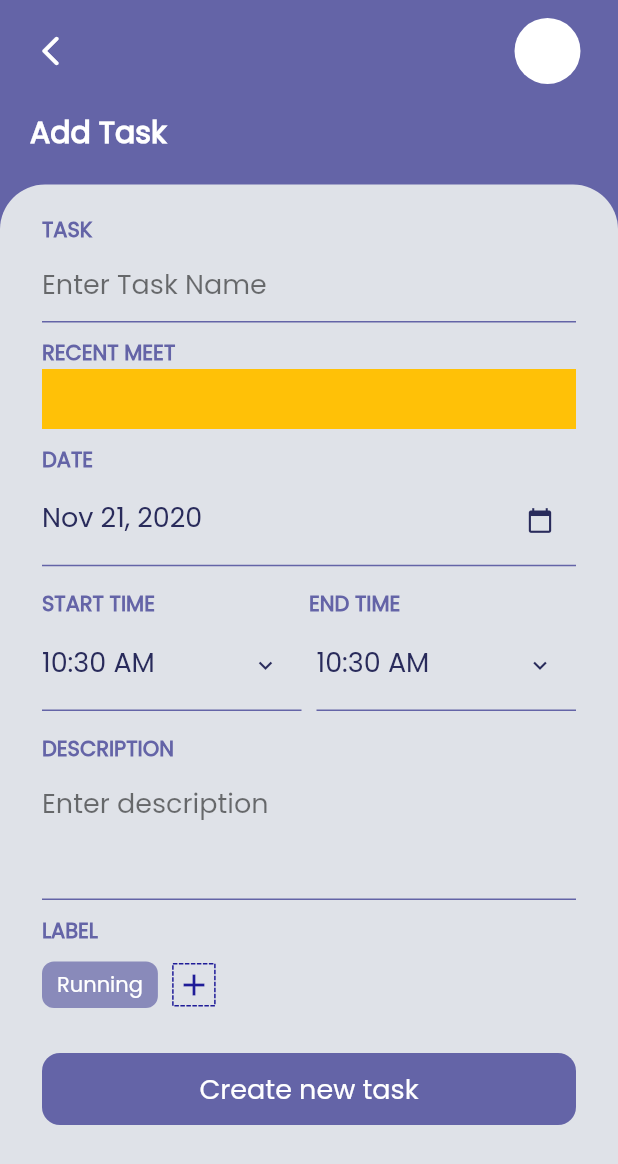
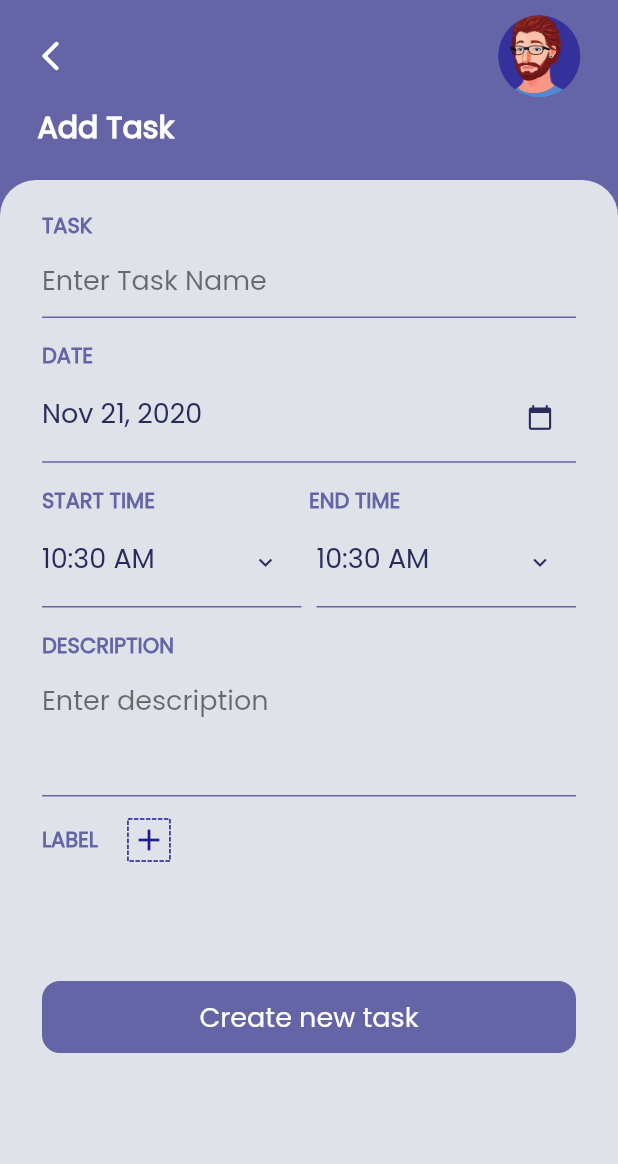
Before and after one commit to SurajLad/TaskDiary-Flutter, a Flutter app: the screen it shows after launch, after a tap on "Add Task", on a phone screen of 412 x 824 dp. Shown: the top 1164 px of the screen. Run offline on Flutter 3.47's test engine with Material 2 defaults, Android fonts, the phone set to English and light mode, and no system bars; drawn by our look-alikes of dotted_border; our stand-ins replace flutter_colorpicker, get, hive; accounts and stored records are empty; generated files the repository leaves out were written again.

Commit message:
bug fixes | add task done

```diff
--- a/lib/model/hive/label.dart
+++ b/lib/model/hive/label.dart
@@ -1,4 +1,3 @@
-import 'package:flutter/material.dart';
 import 'package:hive/hive.dart';
 
 part 'label.g.dart';
@@ -9,7 +8,7 @@ class Label extends HiveObject {
   String name;
 
   @HiveField(1)
-  Color color;
+  int color;
 
   Label({this.name, this.color});
 }
--- a/lib/model/task_controller.dart
+++ b/lib/model/task_controller.dart
@@ -1,22 +1,48 @@
 import 'package:flutter/cupertino.dart';
 import 'package:get/get.dart';
+import 'package:xno_taskapp/helpers/layout_helper.dart';
 
 class TaskController extends GetxController {
   final TextEditingController taskNameController = TextEditingController();
   final TextEditingController taskDescriptionController =
       TextEditingController();
 
+  List<bool> selectedLabelList = [];
+
   var selectedDate = DateTime.now().obs;
   var selectedStartTime = DateTime.now().obs;
   var selectedEndTime = DateTime.now().obs;
+  String label;
+
+  void updateSelectedList(int index, bool action) {
+    for (int i = 0; i < selectedLabelList.length; i++) {
+      selectedLabelList[i] = false;
+    }
+    selectedLabelList[index] = action;
+
+    update();
+  }
 
   @override
   void onInit() {
+    selectedLabelList.clear();
+    for (int i = 0; i < LayoutHelper.instance.labelList.length; i++) {
+      selectedLabelList.add(false);
+    }
     super.onInit();
+  }
+
+  void clearSelectedListAndInit() {
+    selectedLabelList.clear();
+    for (int i = 0; i < LayoutHelper.instance.labelList.length; i++) {
+      selectedLabelList.add(false);
+    }
+    update();
   }
 
   @override
   void onClose() {
+    selectedLabelList.clear();
     super.onClose();
   }
 }
--- a/lib/ui/add_task.dart
+++ b/lib/ui/add_task.dart
@@ -32,7 +32,7 @@ class AddTaskPage extends StatelessWidget {
             children: [
               buildAppBar(context),
               Container(
-                margin: const EdgeInsets.only(top: 15, bottom: 20, left: 20),
+                margin: const EdgeInsets.only(top: 5, bottom: 20, left: 25),
                 child: Text(
                   "Add Task",
                   style: largeBoldTxt.copyWith(color: Colors.white),
@@ -44,8 +44,8 @@ class AddTaskPage extends StatelessWidget {
                 padding: const EdgeInsets.only(left: 28, right: 28),
                 decoration: BoxDecoration(
                   borderRadius: BorderRadius.only(
-                    topLeft: Radius.circular(30),
-                    topRight: Radius.circular(30),
+                    topLeft: Radius.circular(24),
+                    topRight: Radius.circular(24),
                   ),
                   color: AppConstants.appBackgroundColor,
                 ),
@@ -57,35 +57,12 @@ class AddTaskPage extends StatelessWidget {
                       children: [
                         const SizedBox(height: 20),
                         buildFieldTItle(title: "TASK"),
-                        Container(
-                          decoration: BoxDecoration(
-                            color: Colors.grey[250],
-                            borderRadius: BorderRadius.circular(12),
-                          ),
-                          child: TextFormField(
-                            controller: taskController.taskNameController,
-                            cursorColor: AppConstants.appThemeColor,
-                            decoration: InputDecoration(
-                              hintText: "Enter Task Name",
-                              hintStyle: medTxt.copyWith(color: Colors.black54),
-                              enabledBorder: UnderlineInputBorder(
-                                borderSide: BorderSide(
-                                    color: AppConstants.fontTitleColor),
-                              ),
-                              focusedBorder: UnderlineInputBorder(
-                                borderSide: BorderSide(
-                                    color: AppConstants.fontTitleColor),
-                              ),
-                            ),
-                          ),
+                        CustomTextField(
+                          controller: taskController.taskNameController,
+                          hintText: "Enter Task Name",
+                          maxLines: 1,
                         ),
-                        const SizedBox(height: 10),
-                        buildFieldTItle(title: "RECENT MEET"),
-                        Container(
-                          color: Colors.amber,
-                          height: 40,
-                        ),
-                        const SizedBox(height: 10),
+                        const SizedBox(height: 15),
                         buildFieldTItle(title: "DATE"),
                         InkWell(
                           onTap: () {
@@ -117,38 +94,16 @@ class AddTaskPage extends StatelessWidget {
                         buildTimingWidgets(context, controller),
                         const SizedBox(height: 15),
                         buildFieldTItle(title: "DESCRIPTION"),
-                        Container(
-                          decoration: BoxDecoration(
-                            color: Colors.red[950],
-                            borderRadius: BorderRadius.circular(12),
-                          ),
-                          child: TextFormField(
-                            controller:
-                                taskController.taskDescriptionController,
-                            maxLines: 3,
-                            cursorColor: AppConstants.appThemeColor,
-                            decoration: InputDecoration(
-                              hintText: "Enter description",
-                              hintStyle: medTxt.copyWith(color: Colors.black54),
-                              border: InputBorder.none,
-                              enabledBorder: UnderlineInputBorder(
-                                borderSide: BorderSide(
-                                    color: AppConstants.fontTitleColor),
-                              ),
-                              focusedBorder: UnderlineInputBorder(
-                                borderSide: BorderSide(
-                                    color: AppConstants.fontTitleColor),
-                              ),
-                            ),
-                          ),
+                        CustomTextField(
+                          controller: taskController.taskDescriptionController,
+                          maxLines: 3,
+                          hintText: "Enter description",
                         ),
-                        const SizedBox(height: 10),
-                        buildFieldTItle(title: "LABEL"),
-                        const SizedBox(height: 10),
+                        const SizedBox(height: 15),
                         Row(
                           children: [
-                            LabelWidget(label: "Running"),
-                            const SizedBox(width: 10),
+                            buildFieldTItle(title: "LABEL"),
+                            const SizedBox(width: 20),
                             InkWell(
                               onTap: () {
                                 showModalBottomSheet(
@@ -174,9 +129,56 @@ class AddTaskPage extends StatelessWidget {
                             ),
                           ],
                         ),
+                        const SizedBox(height: 20),
+                        Container(
+                          width: LayoutHelper.instance.width,
+                          height: 30,
+                          child: ListView.builder(
+                            shrinkWrap: true,
+                            scrollDirection: Axis.horizontal,
+                            itemCount: LayoutHelper.instance.labelList.length,
+                            itemBuilder: (context, index) {
+                              return InkWell(
+                                splashColor: Colors.red,
+                                onTap: () {
+                                  if (taskController.selectedLabelList[index]) {
+                                    taskController.updateSelectedList(
+                                        index, false);
+                                  } else {
+                                    taskController.updateSelectedList(
+                                        index, true);
+                                    taskController.label = LayoutHelper
+                                        .instance.labelList
+                                        .get(index)
+                                        .name;
+                                  }
+                                },
+                                child: Container(
+                                  margin: const EdgeInsets.only(right: 8),
+                                  child: ColorFiltered(
+                                    colorFilter: ColorFilter.mode(
+                                      taskController.selectedLabelList[index]
+                                          ? Colors.white
+                                          : Colors.transparent,
+                                      BlendMode.saturation,
+                                    ),
+                                    child: LabelWidget(
+                                      label: LayoutHelper.instance.labelList
+                                          .get(index)
+                                          .name,
+                                      color: LayoutHelper.instance.labelList
+                                          .get(index)
+                                          .color,
+                                    ),
+                                  ),
+                                ),
+                              );
+                            },
+                          ),
+                        ),
                         const SizedBox(height: 30),
                         CustomButton(
-                          color: Color(0xFF6464A7),
+                          color: const Color(0xFF6464A7),
                           onTap: () {
                             Task task = Task(
                               user: null,
@@ -186,11 +188,11 @@ class AddTaskPage extends StatelessWidget {
                               date: taskController.selectedDate.value,
                               startTime: taskController.selectedStartTime.value,
                               endTime: taskController.selectedEndTime.value,
+                              statusTag: taskController.label,
                             );
                             LayoutHelper.instance.taskList.add(task);
                           },
                         ),
-                        const SizedBox(height: 5),
                       ],
                     );
                   },
@@ -223,11 +225,21 @@ class AddTaskPage extends StatelessWidget {
           style: medBoldTxt,
         ),
         const SizedBox(height: 15),
-        BlockPicker(
-          pickerColor: Color(0xff443a49),
-          onColorChanged: (Color color) {
-            selectedLabelColor = color;
-          },
+        Container(
+          height: 150,
+          child: BlockPicker(
+            itemBuilder: (color, isCurrentColor, changeColor) => Container(
+              margin: const EdgeInsets.all(6),
+              decoration: BoxDecoration(
+                shape: BoxShape.rectangle,
+                color: color,
+              ),
+            ),
+            pickerColor: Color(0xff443a49),
+            onColorChanged: (Color color) {
+              selectedLabelColor = color;
+            },
+          ),
         ),
         const SizedBox(height: 15),
         FlatButton(
@@ -235,17 +247,18 @@ class AddTaskPage extends StatelessWidget {
           height: 40,
           child: Text(
             "Add Label",
-            style: medBoldTxt,
+            style: medBoldTxt.copyWith(color: Colors.white),
           ),
-          color: AppConstants.appBackgroundColor,
+          color: AppConstants.appThemeColor.withOpacity(0.7),
           shape: RoundedRectangleBorder(borderRadius: BorderRadius.circular(8)),
           onPressed: () {
             if (labelcontroller.text.isNotEmpty && selectedLabelColor != null) {
               Label label = Label(
                 name: labelcontroller.text,
-                color: selectedLabelColor,
+                color: selectedLabelColor.value,
               );
               LayoutHelper.instance.labelList.add(label);
+              taskController.clearSelectedListAndInit();
               Navigator.pop(Get.context);
             }
           },
@@ -333,10 +346,7 @@ class AddTaskPage extends StatelessWidget {
               color: Colors.white,
             ),
           ),
-          CircleAvatar(
-            backgroundColor: Colors.white,
-            radius: 22,
-          ),
+          buildUserProfile(),
         ],
       ),
     );
@@ -480,4 +490,21 @@ class AddTaskPage extends StatelessWidget {
       style: regularBoldTxt.copyWith(color: AppConstants.fontTitleColor),
     );
   }
+
+  Widget buildUserProfile() {
+    return ClipOval(
+      child: Container(
+        width: 55,
+        height: 55,
+        decoration: BoxDecoration(
+            color: AppConstants.appThemeColor.withOpacity(0.7),
+            shape: BoxShape.circle,
+            image: DecorationImage(
+                fit: BoxFit.contain,
+                image: AssetImage(
+                  'assets/avatars/male_01.png',
+                ))),
+      ),
+    );
+  }
 }
--- a/lib/ui/home_page.dart
+++ b/lib/ui/home_page.dart
@@ -103,50 +103,50 @@ class _HomePageState extends State<HomePage>
       );
     }
   }
-//   TabBarView _getTabBarView() {
-//     return TabBarView(
-//       physics: NeverScrollableScrollPhysics(),
-//       children: List.generate(
-//         endDate.difference(startDate).inDays,
-//         (dayIndex) => Column(
-//           children: [
-//             WatchBoxBuilder(
-//               box: LayoutHelper.instance.taskList,
-//               builder: (context, box) {
-//                 Map<dynamic, dynamic> raw = box.toMap();
-//                 List list = raw.values.toList();
-//                 return ListView.builder(
-//                   shrinkWrap: true,
-//                   itemCount: list.length,
-//                   itemBuilder: (context, index) {
-//                     Task personModel = list[index];
-//                     if (personModel.date.day ==
-//                         DateTime(startDate.year, startDate.month,
-//                                 startDate.day + (dayIndex))
-//                             .day) {
-//                       return buildTaskCard(personModel);
-//                     } else {
-//                       if (index == (list.length - 1)) {
-//                         print(index);
-//                         if (personModel.date.day ==
-//                             startDate.day + (dayIndex)) {
-//                           return buildNoTasksVector();
-//                         } else {
-//                           return Text("IF");
-//                         }
+  // TabBarView _getTabBarView() {
+  //   return TabBarView(
+  //     physics: NeverScrollableScrollPhysics(),
+  //     children: List.generate(
+  //       endDate.difference(startDate).inDays,
+  //       (dayIndex) => Column(
+  //         children: [
+  //           WatchBoxBuilder(
+  //             box: LayoutHelper.instance.taskList,
+  //             builder: (context, box) {
+  //               Map<dynamic, dynamic> raw = box.toMap();
+  //               List list = raw.values.toList();
+  //               return ListView.builder(
+  //                 shrinkWrap: true,
+  //                 itemCount: list.length,
+  //                 itemBuilder: (context, index) {
+  //                   Task personModel = list[index];
+  //                   if (personModel.date.day ==
+  //                       DateTime(startDate.year, startDate.month,
+  //                               startDate.day + (dayIndex))
+  //                           .day) {
+  //                     return buildTaskCard(personModel);
+  //                   } else {
+  //                     if (index == (list.length - 1)) {
+  //                       print(index);
+  //                       if (personModel.date.day ==
+  //                           startDate.day + (dayIndex)) {
+  //                         return buildNoTasksVector();
+  //                       } else {
+  //                         return Text("IF");
   //                       }
-//                       return Container();
   //                     }
-//                   },
-//                 );
-//               },
-//             ),
-//           ],
-//         ),
+  //                     return Container();
+  //                   }
+  //                 },
+  //               );
+  //             },
+  //           ),
+  //         ],
   //       ),
-//       controller: tabController,
-//     );
-//   }
+  //     ),
+  //     controller: tabController,
+  //   );
+  // }
 
   Container buildTaskCard(Task personModel) {
     return Container(
@@ -327,21 +327,21 @@ class _HomePageState extends State<HomePage>
     );
   }
 
-  Container buildUserProfile() {
-    return Container(
+  Widget buildUserProfile() {
+    return ClipOval(
+      child: Container(
         width: 80,
         height: 80,
         margin: const EdgeInsets.all(5),
-         padding: const EdgeInsets.all(15),
         decoration: BoxDecoration(
             color: AppConstants.appThemeColor.withOpacity(0.7),
             shape: BoxShape.circle,
+            image: DecorationImage(
+              fit: BoxFit.contain,
+                image: AssetImage(
+              'assets/avatars/male_01.png',
+            ))),
       ),
-        child: ClipOval(
-          child: Image.asset(
-            'assets/avatars/male_01.png',
-            fit: BoxFit.fitHeight,
-          ),
-        ));
+    );
   }
 }
--- a/lib/ui/widgets/label_widget.dart
+++ b/lib/ui/widgets/label_widget.dart
@@ -1,17 +1,18 @@
 import 'package:flutter/material.dart';
-import 'package:xno_taskapp/helpers/app_constants.dart';
 import 'package:xno_taskapp/helpers/text_styles.dart';
 
 class LabelWidget extends StatelessWidget {
   final String label;
-  LabelWidget({this.label});
+  final int color;
+  LabelWidget({this.label,this.color});
+
   @override
   Widget build(BuildContext context) {
     return Container(
       padding: const EdgeInsets.symmetric(vertical: 5, horizontal: 10),
       decoration: BoxDecoration(
         borderRadius: BorderRadius.circular(8),
-        color: AppConstants.fontTitleColor.withOpacity(0.7),
+        color: Color(color),
       ),
       child: Text(
         label,
```
Also changed, not shown: lib/model/hive/label.g.dart. Lines whose indentation alone changed are shown as unchanged.
